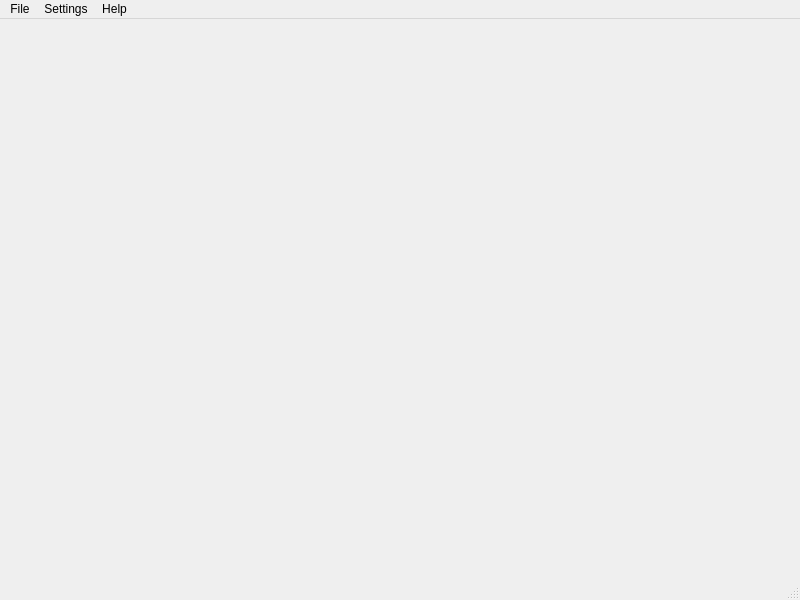
Old version of the form src/uimainwindow.ui in the repository waj334/openstackup.
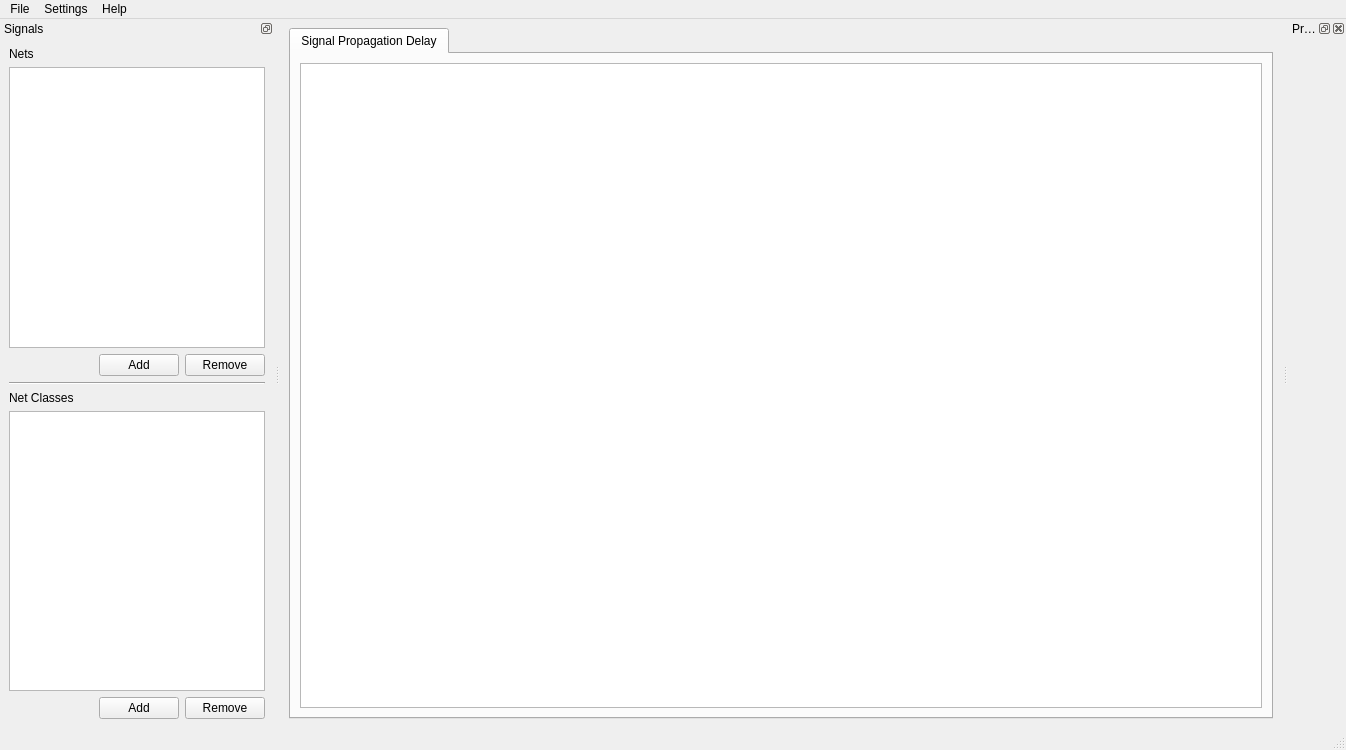
New version of the form.

Commit message:
Feature/implement signal editor (#4)
* Implemented save and open functionalities.

* Implemented http server for communication with external CAD programs.
Implemented class for nets.

* Implemented preliminary thread-safety mechanisms.
Implemented net class.
Implemented Eagle ULP for plugin server support.

* Removed commented out code in Eagle ULP.

* Implemented net classes.

* Item models should access session manager directly to prevent synchronization issues.

* Partial implementation of signal editor. Further planning of actual user experience will be needed.

```diff
--- a/src/uimainwindow.ui
+++ b/src/uimainwindow.ui
@@ -6,20 +6,56 @@
    <rect>
     <x>0</x>
     <y>0</y>
-    <width>800</width>
-    <height>600</height>
+    <width>1346</width>
+    <height>750</height>
    </rect>
   </property>
   <property name="windowTitle">
    <string>Open Stackup</string>
   </property>
-  <widget class="QWidget" name="centralwidget"/>
+  <widget class="QWidget" name="centralwidget">
+   <layout class="QVBoxLayout" name="verticalLayout_3">
+    <item>
+     <widget class="QTabWidget" name="tabWidget">
+      <property name="currentIndex">
+       <number>0</number>
+      </property>
+      <widget class="QWidget" name="signalPropagationDelayTab">
+       <attribute name="title">
+        <string>Signal Propagation Delay</string>
+       </attribute>
+       <layout class="QVBoxLayout" name="verticalLayout_4">
+        <item>
+         <widget class="QTableView" name="signalPropagationTable">
+          <property name="editTriggers">
+           <set>QAbstractItemView::NoEditTriggers</set>
+          </property>
+          <property name="alternatingRowColors">
+           <bool>true</bool>
+          </property>
+          <property name="selectionMode">
+           <enum>QAbstractItemView::ExtendedSelection</enum>
+          </property>
+          <property name="selectionBehavior">
+           <enum>QAbstractItemView::SelectRows</enum>
+          </property>
+          <attribute name="verticalHeaderVisible">
+           <bool>true</bool>
+          </attribute>
+         </widget>
+        </item>
+       </layout>
+      </widget>
+     </widget>
+    </item>
+   </layout>
+  </widget>
   <widget class="QMenuBar" name="menubar">
    <property name="geometry">
     <rect>
      <x>0</x>
      <y>0</y>
-     <width>800</width>
+     <width>1346</width>
      <height>22</height>
     </rect>
    </property>
@@ -48,6 +84,153 @@
    <addaction name="menuHelp"/>
   </widget>
   <widget class="QStatusBar" name="statusbar"/>
+  <widget class="QDockWidget" name="netsDock">
+   <property name="features">
+    <set>QDockWidget::DockWidgetFloatable|QDockWidget::DockWidgetMovable</set>
+   </property>
+   <property name="windowTitle">
+    <string>Signals</string>
+   </property>
+   <attribute name="dockWidgetArea">
+    <number>1</number>
+   </attribute>
+   <widget class="QWidget" name="dockWidgetContents">
+    <layout class="QVBoxLayout" name="verticalLayout">
+     <item>
+      <widget class="QLabel" name="label">
+       <property name="text">
+        <string>Nets</string>
+       </property>
+      </widget>
+     </item>
+     <item>
+      <widget class="QTableView" name="netsTable">
+       <property name="alternatingRowColors">
+        <bool>true</bool>
+       </property>
+       <property name="selectionMode">
+        <enum>QAbstractItemView::SingleSelection</enum>
+       </property>
+       <property name="selectionBehavior">
+        <enum>QAbstractItemView::SelectRows</enum>
+       </property>
+       <attribute name="horizontalHeaderStretchLastSection">
+        <bool>true</bool>
+       </attribute>
+       <attribute name="verticalHeaderVisible">
+        <bool>false</bool>
+       </attribute>
+      </widget>
+     </item>
+     <item>
+      <layout class="QHBoxLayout" name="horizontalLayout">
+       <item>
+        <spacer name="horizontalSpacer">
+         <property name="orientation">
+          <enum>Qt::Horizontal</enum>
+         </property>
+         <property name="sizeHint" stdset="0">
+          <size>
+           <width>40</width>
+           <height>20</height>
+          </size>
+         </property>
+        </spacer>
+       </item>
+       <item>
+        <widget class="QPushButton" name="addNetButton">
+         <property name="text">
+          <string>Add</string>
+         </property>
+        </widget>
+       </item>
+       <item>
+        <widget class="QPushButton" name="removeNetButton">
+         <property name="text">
+          <string>Remove</string>
+         </property>
+        </widget>
+       </item>
+      </layout>
+     </item>
+     <item>
+      <widget class="Line" name="line">
+       <property name="orientation">
+        <enum>Qt::Horizontal</enum>
+       </property>
+      </widget>
+     </item>
+     <item>
+      <widget class="QLabel" name="label_2">
+       <property name="text">
+        <string>Net Classes</string>
+       </property>
+      </widget>
+     </item>
+     <item>
+      <widget class="QTableView" name="netClassesTable">
+       <property name="alternatingRowColors">
+        <bool>true</bool>
+       </property>
+       <property name="selectionMode">
+        <enum>QAbstractItemView::SingleSelection</enum>
+       </property>
+       <property name="selectionBehavior">
+        <enum>QAbstractItemView::SelectRows</enum>
+       </property>
+       <attribute name="horizontalHeaderStretchLastSection">
+        <bool>true</bool>
+       </attribute>
+       <attribute name="verticalHeaderVisible">
+        <bool>false</bool>
+       </attribute>
+      </widget>
+     </item>
+     <item>
+      <layout class="QHBoxLayout" name="horizontalLayout_2">
+       <item>
+        <spacer name="horizontalSpacer_2">
+         <property name="orientation">
+          <enum>Qt::Horizontal</enum>
+         </property>
+         <property name="sizeHint" stdset="0">
+          <size>
+           <width>40</width>
+           <height>20</height>
+          </size>
+         </property>
+        </spacer>
+       </item>
+       <item>
+        <widget class="QPushButton" name="addNetClassButton">
+         <property name="text">
+          <string>Add</string>
+         </property>
+        </widget>
+       </item>
+       <item>
+        <widget class="QPushButton" name="removeNetClassButton">
+         <property name="text">
+          <string>Remove</string>
+         </property>
+        </widget>
+       </item>
+      </layout>
+     </item>
+    </layout>
+   </widget>
+  </widget>
+  <widget class="QDockWidget" name="propertiesDock">
+   <property name="windowTitle">
+    <string>Properties</string>
+   </property>
+   <attribute name="dockWidgetArea">
+    <number>2</number>
+   </attribute>
+   <widget class="QWidget" name="dockWidgetContents_3">
+    <layout class="QVBoxLayout" name="verticalLayout_2"/>
+   </widget>
+  </widget>
   <action name="actionExit">
    <property name="text">
     <string>Exit</string>
```
Left out of the diff: 26 changed lines with no effect on the pictures. The commit also changes 28 other files.
